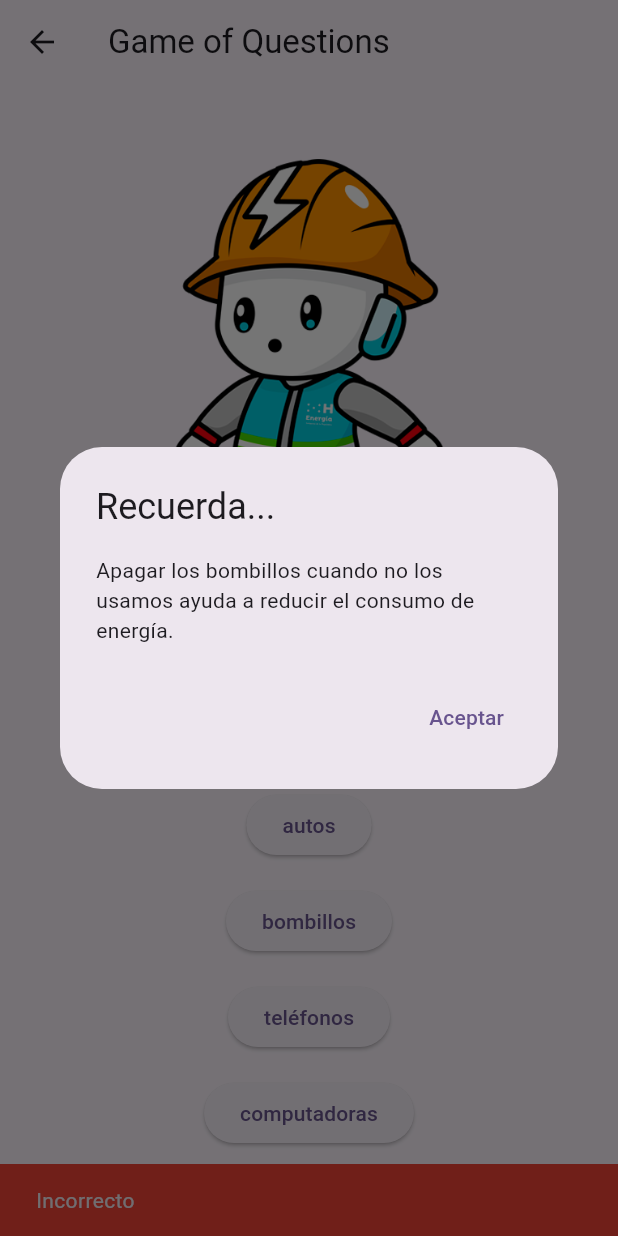
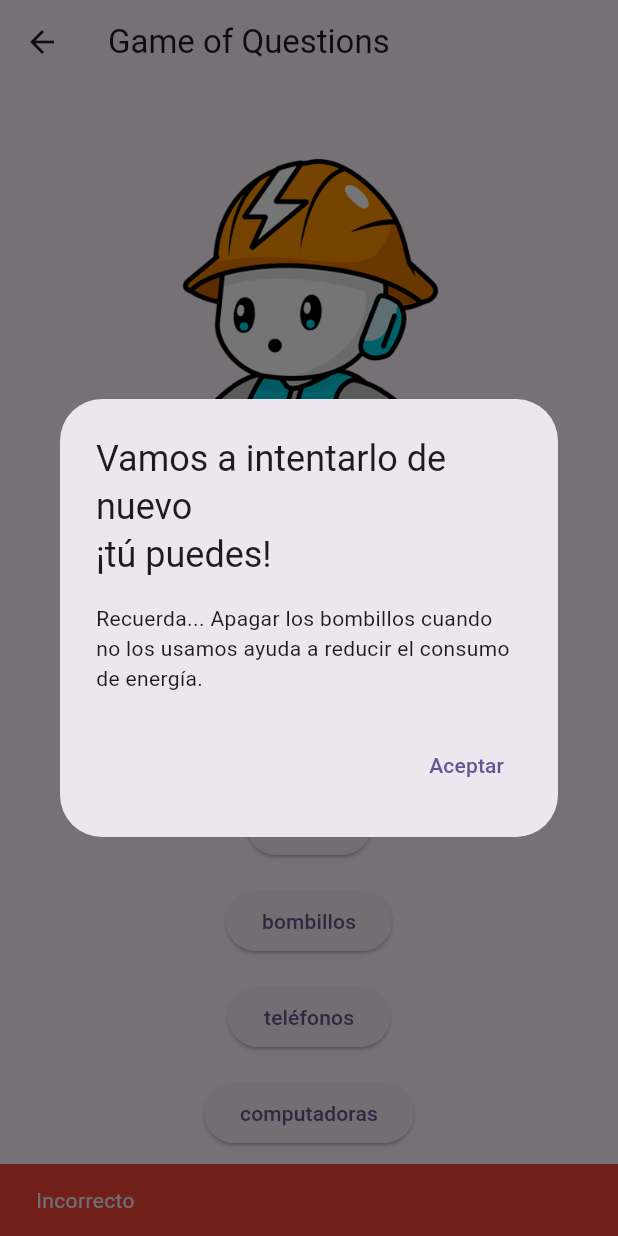
Before and after one commit to rlagosg/EnergyAdventure, a Flutter app: the _GameQuestionsView screen opened directly, after a tap on "autos", on a phone screen of 412 x 824 dp. Run offline on Flutter 3.47's test engine with Material 3 defaults, Android fonts, the phone set to English and light mode, and no system bars; our stand-ins replace animate_do, confetti, dio, equatable, flutter_bloc, flutter_riverpod and 2 more; accounts and stored records are empty; generated files the repository leaves out were written again; network calls fail.

Commit message:
agregando homeQuestions

```diff
--- a/lib/config/router/app_router.dart
+++ b/lib/config/router/app_router.dart
@@ -1,3 +1,4 @@
+import 'package:energyadventure/presentation/screens/games/questions/congratulations_screen.dart';
 import 'package:go_router/go_router.dart';
 
 import '../../presentation/screens/screens.dart';
@@ -21,5 +22,16 @@ final appRouter = GoRouter(
       name: QuestionsScreen.name,
       builder: (context, state) => const QuestionsScreen(),
     ),
+
+    GoRoute(
+      path: '/congratulations',
+      name: CongratulationsScreen.name,
+      builder: (context, state) => const CongratulationsScreen(),
+    ),
+    GoRoute(
+      path: '/home_questions',
+      name: HomeQuestions.name,
+      builder: (context, state) => const HomeQuestions(),
+    ),
   ],
 );
--- /dev/null
+++ b/lib/presentation/screens/games/questions/question_view.dart
@@ -0,0 +1,128 @@
+import 'dart:math';
+
+import 'package:confetti/confetti.dart';
+import 'package:energyadventure/domain/entities/question.dart';
+import 'package:energyadventure/presentation/blocs/cubit/games/game_questions_cubit.dart';
+import 'package:energyadventure/presentation/screens/games/questions/congratulations_screen.dart';
+import 'package:flutter/material.dart';
+import 'package:flutter_bloc/flutter_bloc.dart';
+
+import '../../../widgets/widgets.dart';
+
+class QuestionView extends StatefulWidget {
+  final Question question;
+
+  const QuestionView({super.key, required this.question});
+
+  @override
+  QuestionViewState createState() => QuestionViewState();
+}
+
+class QuestionViewState extends State<QuestionView> {
+  int _currentImageIndex = 1;
+  final Random _random = Random();
+  late ConfettiController _confettiController;
+
+  @override
+  void initState() {
+    super.initState();
+    _confettiController = ConfettiController(duration: const Duration(seconds: 1));
+    _changeImage();
+  }
+
+  @override
+  void dispose() {
+    _confettiController.dispose();
+    super.dispose();
+  }
+
+  void _changeImage() {
+    setState(() {
+      _currentImageIndex = _random.nextInt(6) + 1;
+    });
+  }
+
+  void _showConfetti() {
+    _confettiController.play();
+  }
+
+  @override
+  Widget build(BuildContext context) {
+    return Stack(
+      children: [
+        Column(
+          mainAxisAlignment: MainAxisAlignment.center,
+          children: [
+            AnimatedSwitcher(
+              duration: const Duration(seconds: 2),
+              transitionBuilder: (Widget child, Animation<double> animation) {
+                return FadeTransition(
+                  opacity: animation,
+                  child: child,
+                );
+              },
+              child: Image.asset(
+                'assets/images/$_currentImageIndex.png',
+                key: ValueKey<int>(_currentImageIndex),
+                height: 270,
+              ),
+            ),
+            const SizedBox(height: 10),
+            Padding(
+              padding: const EdgeInsets.all(40.0),
+              child: Text(
+                widget.question.content,
+                style: const TextStyle(fontSize: 18, fontWeight: FontWeight.bold),
+              ),
+            ),
+            ...widget.question.options.map((option) => AnswerButton(
+                  option: option,
+                  onPressed: () {
+                    final isCorrect = widget.question.answer == widget.question.options.indexOf(option);
+                    context.read<GameQuestionsCubit>().answerQuestion(isCorrect);
+                    showCustomSnackbar(context, isCorrect, widget.question.explication);
+                    if (isCorrect) {
+                      _showConfetti();
+                      Future.delayed(const Duration(seconds: 2), () {
+                        if (context.read<GameQuestionsCubit>().state.currentQuestionIndex == context.read<GameQuestionsCubit>().state.questions.length - 1) {
+                          Navigator.of(context).pushReplacement(
+                            MaterialPageRoute(builder: (context) => const CongratulationsScreen()),
+                          );
+                        } else {
+                          context.read<GameQuestionsCubit>().nextQuestion();
+                          _changeImage();
+                        }
+                      });
+                    }
+                  },
+                )),
+          ],
+        ),
+        ShowConfetti(confettiController: _confettiController),
+      ],
+    );
+  }
+
+  void showCustomSnackbar(BuildContext context, bool isCorrect, String explanation) {
+    ScaffoldMessenger.of(context).showSnackBar(SnackBar(
+      content: Text(isCorrect ? 'Correcto' : 'Incorrecto'),
+      backgroundColor: isCorrect ? Colors.green : Colors.red,
+      duration: const Duration(seconds: 1),
+    ));
+    Future.delayed(const Duration(seconds: 1), () {
+      showDialog(
+        context: context,
+        builder: (context) => AlertDialog(
+          title: Text(isCorrect ? 'Bien Hecho' : "Vamos a intentarlo de nuevo\n¡tú puedes!"),
+          content: Text(isCorrect ? explanation : 'Recuerda... $explanation'),
+          actions: [
+            TextButton(
+              onPressed: () => Navigator.of(context).pop(),
+              child: const Text('Aceptar'),
+            ),
+          ],
+        ),
+      );
+    });
+  }
+}
--- a/lib/presentation/screens/games/questions/questions_screen.dart
+++ b/lib/presentation/screens/games/questions/questions_screen.dart
@@ -1,12 +1,11 @@
 
-import 'dart:math';
 
-import 'package:confetti/confetti.dart';
-import 'package:energyadventure/domain/entities/question.dart';
 import 'package:energyadventure/presentation/blocs/cubit/game_cubit.dart';
 import 'package:energyadventure/presentation/blocs/cubit/games/game_questions_cubit.dart';
 import 'package:flutter/material.dart';
 import 'package:flutter_bloc/flutter_bloc.dart';
+
+import 'question_view.dart';
 
 
 class QuestionsScreen extends StatelessWidget {
@@ -27,10 +26,8 @@ class _GameQuestionsView extends StatelessWidget {
 
   @override
   Widget build(BuildContext context) {
-
     final questions = context.watch<GameCubit>().state.questions;
     context.watch<GameQuestionsCubit>().setQuestions(questions);
-
 
     return Scaffold(
       appBar: AppBar(
@@ -42,7 +39,7 @@ class _GameQuestionsView extends StatelessWidget {
             return const Center(child: Text('No se encontraron preguntas'));
           } else {
             final currentQuestion = state.questions[state.currentQuestionIndex];
-            return QuestionWidget(question: currentQuestion);
+            return QuestionView(question: currentQuestion);
           }
         },
       ),
@@ -51,149 +48,8 @@ class _GameQuestionsView extends StatelessWidget {
 }
 
 
-class QuestionWidget extends StatefulWidget {
-  final Question question;
 
-  const QuestionWidget({super.key, required this.question});
 
-  @override
-  QuestionWidgetState createState() => QuestionWidgetState();
-}
-
-class QuestionWidgetState extends State<QuestionWidget> {
-  int _currentImageIndex = 1;
-  final Random _random = Random();
-  late ConfettiController _confettiController;
-
-  @override
-  void initState() {
-    super.initState();
-    _confettiController = ConfettiController(duration: const Duration(seconds: 1));
-    _changeImage();
-  }
-
-  @override
-  void dispose() {
-    _confettiController.dispose();
-    super.dispose();
-  }
-
-  void _changeImage() {
-    setState(() {
-      _currentImageIndex = _random.nextInt(6) + 1;
-    });
-  }
-
-  void _showConfetti() {
-    _confettiController.play();
-  }
-
-  @override
-  Widget build(BuildContext context) {
-    return Stack(
-      children: [
-        Column(
-          mainAxisAlignment: MainAxisAlignment.center,
-          children: [
-            AnimatedSwitcher(
-              duration: const Duration(seconds: 2),
-              transitionBuilder: (Widget child, Animation<double> animation) {
-                return FadeTransition(
-                  opacity: animation,
-                  child: child,
-                );
-              },
-              child: Image.asset(
-                'assets/images/$_currentImageIndex.png',
-                key: ValueKey<int>(_currentImageIndex),
-                height: 270,
-              ),
-            ),
-            const SizedBox(height: 10),
-            Padding(
-              padding: const EdgeInsets.all(40.0),
-              child: Text(
-                widget.question.content,
-                style: const TextStyle(fontSize: 18, fontWeight: FontWeight.bold),
-              ),
-            ),
-            ...widget.question.options.map((option) => AnswerButton(
-                  option: option,
-                  onPressed: () {
-                    final isCorrect = widget.question.answer == widget.question.options.indexOf(option);
-                    context.read<GameQuestionsCubit>().answerQuestion(isCorrect);
-                    showCustomSnackbar(context, isCorrect, widget.question.explication);
-                    if (isCorrect) {
-                      _showConfetti();
-                    }
-                    Future.delayed(const Duration(seconds: 2), () {
-                      context.read<GameQuestionsCubit>().nextQuestion();
-                      _changeImage();
-                    });
-                  },
-                )),
-          ],
-        ),
-        Align(
-          alignment: Alignment.center,
-          child: ConfettiWidget(
-            confettiController: _confettiController,
-            blastDirectionality: BlastDirectionality.explosive,
-            colors: const [
-              Colors.green,
-              Colors.blue,
-              Colors.pink,
-              Colors.orange,
-              Colors.purple
-            ],
-            shouldLoop: false,
-          ),
-        ),
-      ],
-    );
-  }
-
-  void showCustomSnackbar(BuildContext context, bool isCorrect, String explanation) {
-    ScaffoldMessenger.of(context).showSnackBar(SnackBar(
-      content: Text(isCorrect ? 'Correcto' : 'Incorrecto'),
-      backgroundColor: isCorrect ? Colors.green : Colors.red,
-      duration: const Duration(seconds: 1),
-    ));
-    Future.delayed(const Duration(seconds: 1), () {
-      showDialog(
-        context: context,
-        builder: (context) => AlertDialog(
-          title: Text(isCorrect ? 'Bien Hecho' : 'Recuerda...'),
-          content: Text(explanation),
-          actions: [
-            TextButton(
-              onPressed: () => Navigator.of(context).pop(),
-              child: const Text('Aceptar'),
-            ),
-          ],
-        ),
-      );
-    });
-  }
-}
-
-class AnswerButton extends StatelessWidget {
-  final String option;
-  final VoidCallback onPressed;
-
-  const AnswerButton({super.key, required this.option, required this.onPressed});
-
-  @override
-  Widget build(BuildContext context) {
-    return Padding(
-      padding: const EdgeInsets.symmetric(vertical: 8.0, horizontal: 16.0),
-      child: ElevatedButton(
-        onPressed: onPressed,
-        child: Text(option),
-      ),
-    );
-  }
-}
 
 /*
   implementar el modo:
--- a/lib/presentation/screens/screens.dart
+++ b/lib/presentation/screens/screens.dart
@@ -1,3 +1,4 @@
+export 'package:energyadventure/presentation/screens/games/questions/home_questions.dart';
 export 'package:energyadventure/presentation/screens/games/questions/questions_screen.dart';
 export 'package:energyadventure/presentation/screens/games/taptobulb/tap_to_bulb_screen.dart';
 export 'package:energyadventure/presentation/screens/home/home_screen.dart';
--- /dev/null
+++ b/lib/presentation/widgets/questions/answer_button.dart
@@ -0,0 +1,20 @@
+
+import 'package:flutter/material.dart';
+
+class AnswerButton extends StatelessWidget {
+  final String option;
+  final VoidCallback onPressed;
+
+  const AnswerButton({super.key, required this.option, required this.onPressed});
+
+  @override
+  Widget build(BuildContext context) {
+    return Padding(
+      padding: const EdgeInsets.symmetric(vertical: 8.0, horizontal: 16.0),
+      child: ElevatedButton(
+        onPressed: onPressed,
+        child: Text(option),
+      ),
+    );
+  }
+}
--- /dev/null
+++ b/lib/presentation/widgets/questions/questions.dart
@@ -0,0 +1,2 @@
+export 'answer_button.dart';
+export 'show_confetti.dart';
--- /dev/null
+++ b/lib/presentation/widgets/questions/show_confetti.dart
@@ -0,0 +1,31 @@
+
+import 'package:confetti/confetti.dart';
+import 'package:flutter/material.dart';
+
+class ShowConfetti extends StatelessWidget {
+  const ShowConfetti({
+    super.key,
+    required ConfettiController confettiController,
+  }) : _confettiController = confettiController;
+
+  final ConfettiController _confettiController;
+
+  @override
+  Widget build(BuildContext context) {
+    return Align(
+      alignment: Alignment.center,
+      child: ConfettiWidget(
+        confettiController: _confettiController,
+        blastDirectionality: BlastDirectionality.explosive,
+        colors: const [
+          Colors.green,
+          Colors.blue,
+          Colors.pink,
+          Colors.orange,
+          Colors.purple
+        ],
+        shouldLoop: false,
+      ),
+    );
+  }
+}
--- /dev/null
+++ b/lib/presentation/widgets/widgets.dart
@@ -0,0 +1 @@
+export 'questions/questions.dart';
```
Also changed, not shown: lib/config/menu/menu_items.dart (+14 -0 lines), lib/main.dart (+9 -0 lines), lib/presentation/screens/games/questions/congratulations_screen.dart (added, +121 -0 lines), lib/presentation/screens/games/questions/home_questions.dart (added, +63 -0 lines), assets/images/Celebration-2.png (added), assets/images/Celebration.png (added), assets/images/home-school.png (added), assets/images/home-work.png (added), assets/images/premiacion.png (added), assets/images/tittle-gameofquestion.png (added).
